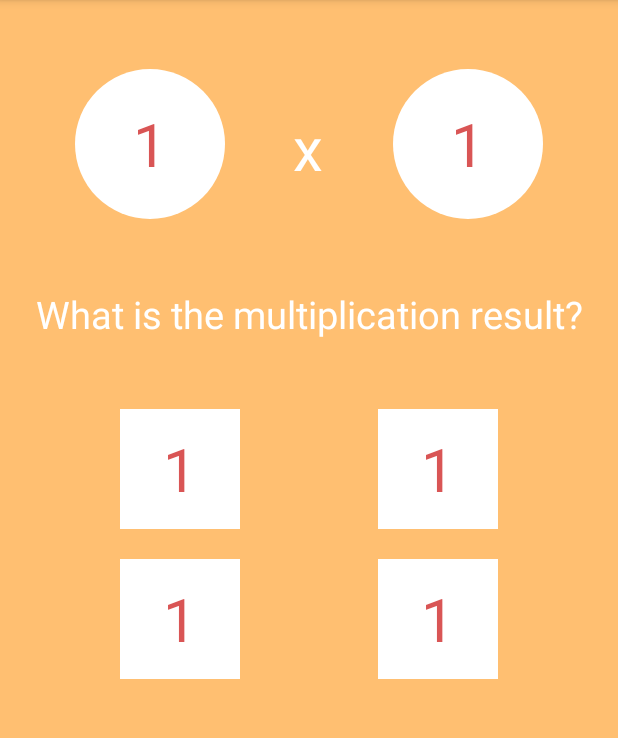
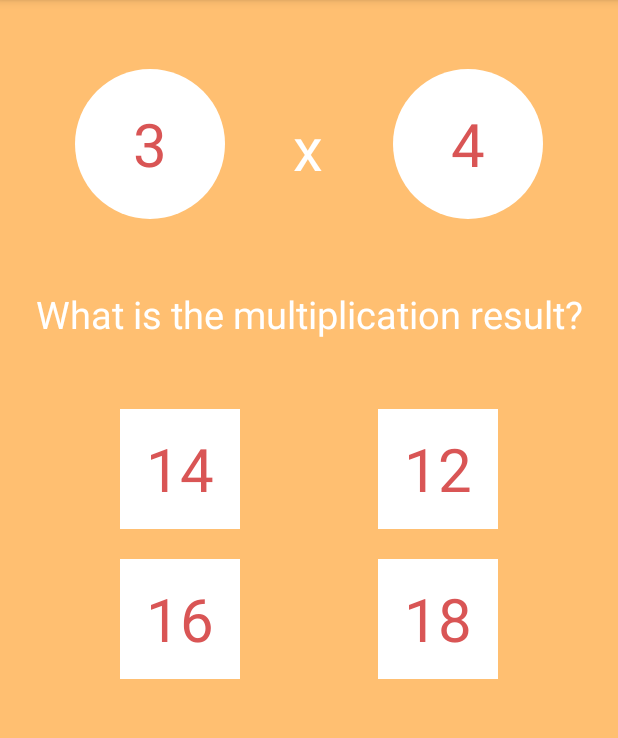
Before and after one commit to amadhuri/MultiplicationWizard, an Android app: the screen it shows after launch (GameActivity), on a phone screen of 412 x 824 dp, the part 84-822 px from its top. Run offline under Robolectric (Android 15) with nearby library versions, the phone set to English and light mode, and no system bars.

Commit message:
Added random number generator and modified game activity

```diff
--- a/app/src/main/java/com/capstone/multiplicationwizard/GameActivity.java
+++ b/app/src/main/java/com/capstone/multiplicationwizard/GameActivity.java
@@ -2,12 +2,101 @@ package com.capstone.multiplicationwizard;
 
 import android.support.v7.app.AppCompatActivity;
 import android.os.Bundle;
+import android.util.Pair;
+import android.widget.TextView;
+
+import com.capstone.multiplicationwizard.utils.RandomNumberGenerator;
+
+import org.w3c.dom.Text;
+
+import java.util.ArrayList;
 
 public class GameActivity extends AppCompatActivity {
+
+    ArrayList<Pair<Integer,Integer>> problemList;
+    Pair<Integer,Integer>userLevel;
+    int problemNumber;
 
     @Override
     protected void onCreate(Bundle savedInstanceState) {
         super.onCreate(savedInstanceState);
         setContentView(R.layout.activity_game);
+
+    }
+
+    @Override
+    protected void onResume() {
+        super.onResume();
+        loadWidgets();
+
+    }
+    private void loadWidgets() {
+        TextView textViewP1 = (TextView)findViewById(R.id.tv_p1);
+        TextView textViewP2 = (TextView)findViewById(R.id.tv_p2);
+        userLevel = getUserGameLevel();
+        RandomNumberGenerator randomNumberGenerator = new RandomNumberGenerator(userLevel.first,userLevel.second);
+        problemList = randomNumberGenerator.getMultiplicationPairs();
+        problemNumber = getUserProblemNumber();
+        Integer p1 = problemList.get(problemNumber).first;
+        Integer p2 = problemList.get(problemNumber).second;
+        textViewP1.setText(p1.toString());
+        textViewP2.setText(p2.toString());
+        Integer answer = p1*p2;
+        Integer answerSlot = randomNumberGenerator.getRandomNumberTillValue(3);
+        loadAnswerWidgets(answer,answerSlot);
+    }
+    private void loadAnswerWidgets(Integer answer,Integer answerSlot) {
+        Integer tempValue;
+        TextView textViewS1 = (TextView)findViewById(R.id.tv_s1);
+        TextView textViewS2 = (TextView)findViewById(R.id.tv_s2);
+        TextView textViewS3 = (TextView)findViewById(R.id.tv_s3);
+        TextView textViewS4 = (TextView)findViewById(R.id.tv_s4);
+        if(answerSlot  == 0) {
+            textViewS1.setText(answer.toString());
+            tempValue = answer + 2;
+            textViewS2.setText(tempValue.toString());
+            tempValue = answer + 4;
+            textViewS3.setText(tempValue.toString());
+            tempValue = answer + 6;
+            textViewS4.setText(tempValue.toString());
+        }
+        else if(answerSlot  == 1) {
+            textViewS2.setText(answer.toString());
+            tempValue = answer + 2;
+            textViewS1.setText(tempValue.toString());
+            tempValue = answer + 4;
+            textViewS3.setText(tempValue.toString());
+            tempValue = answer + 6;
+            textViewS4.setText(tempValue.toString());
+        }
+        if(answerSlot  == 2) {
+            textViewS3.setText(answer.toString());
+            tempValue = answer + 2;
+            textViewS1.setText(tempValue.toString());
+            tempValue = answer + 4;
+            textViewS2.setText(tempValue.toString());
+            tempValue = answer + 6;
+            textViewS4.setText(tempValue.toString());
+        }
+        if(answerSlot  == 3) {
+            textViewS4.setText(answer.toString());
+            tempValue = answer + 2;
+            textViewS1.setText(tempValue.toString());
+            tempValue = answer + 4;
+            textViewS2.setText(tempValue.toString());
+            tempValue = answer + 6;
+            textViewS3.setText(tempValue.toString());
+        }
+
+    }
+    private int getUserProblemNumber() {
+        return problemNumber >= 20 ? 0: problemNumber++;
+    }
+    // Based on the user level we want to get the left multiple and right multiple
+    private Pair<Integer,Integer> getUserGameLevel() {
+        Integer x =3;
+        Integer y =9;
+        Pair<Integer,Integer> pair = new Pair<Integer,Integer>(x,y);
+        return pair;
     }
 }
--- /dev/null
+++ b/app/src/main/java/com/capstone/multiplicationwizard/utils/RandomNumberGenerator.java
@@ -0,0 +1,41 @@
+package com.capstone.multiplicationwizard.utils;
+
+import android.util.Pair;
+
+import java.util.ArrayList;
+import java.util.Random;
+
+
+public class RandomNumberGenerator  {
+
+    private int leftMultiple;
+    private int rightMultiple;
+    private ArrayList<Pair<Integer,Integer>> multArrayProblemList;
+    private static final int PAIRCOUNT = 20;
+
+
+
+    public RandomNumberGenerator(int leftMultiple , int rightMultiple) {
+        this.multArrayProblemList = new ArrayList<>(PAIRCOUNT);
+        this.leftMultiple = leftMultiple;
+        this.rightMultiple = rightMultiple;
+
+    }
+    public int getRandomNumberTillValue(int value) {
+        Random rand = new Random();
+        return rand.nextInt(value);
+    }
+    public ArrayList<Pair<Integer,Integer>> getMultiplicationPairs() {
+        Random rand = new Random();
+
+        for (int i = 0; i < PAIRCOUNT; i++) {
+            Integer x;
+            Integer y;
+            x = rand.nextInt(leftMultiple)+2;
+            y = rand.nextInt(rightMultiple)+2;
+            Pair<Integer,Integer> pair = new Pair<Integer,Integer>(x,y);
+            multArrayProblemList.add(pair);
+        }
+        return multArrayProblemList;
+    }
+}
```
